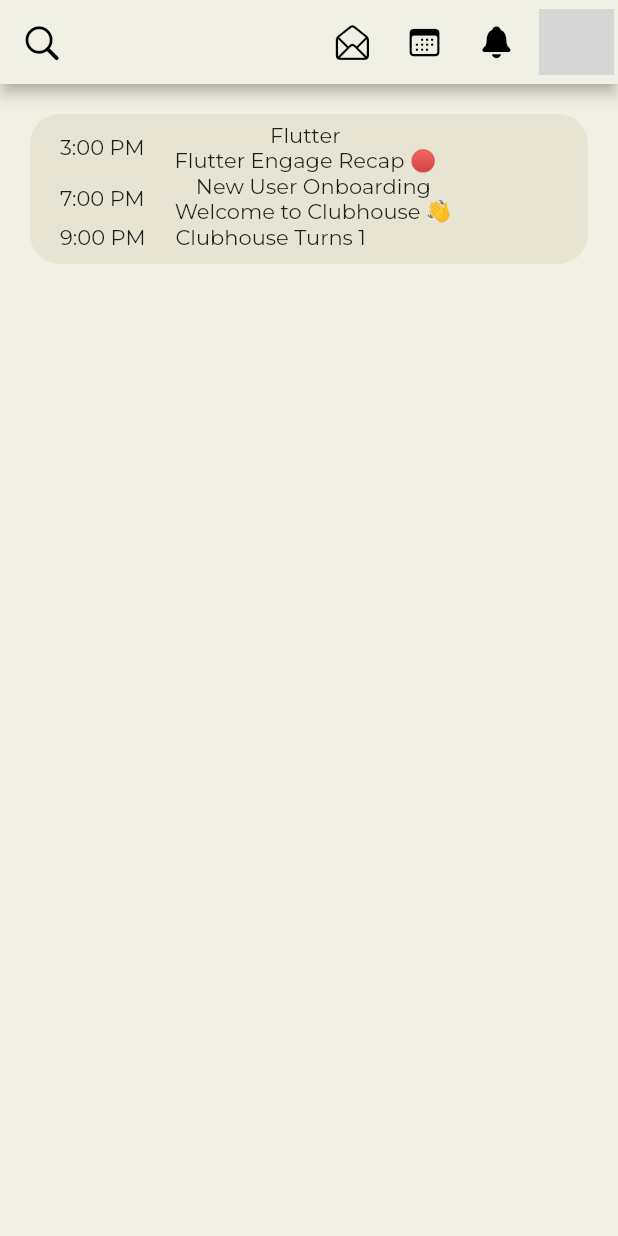
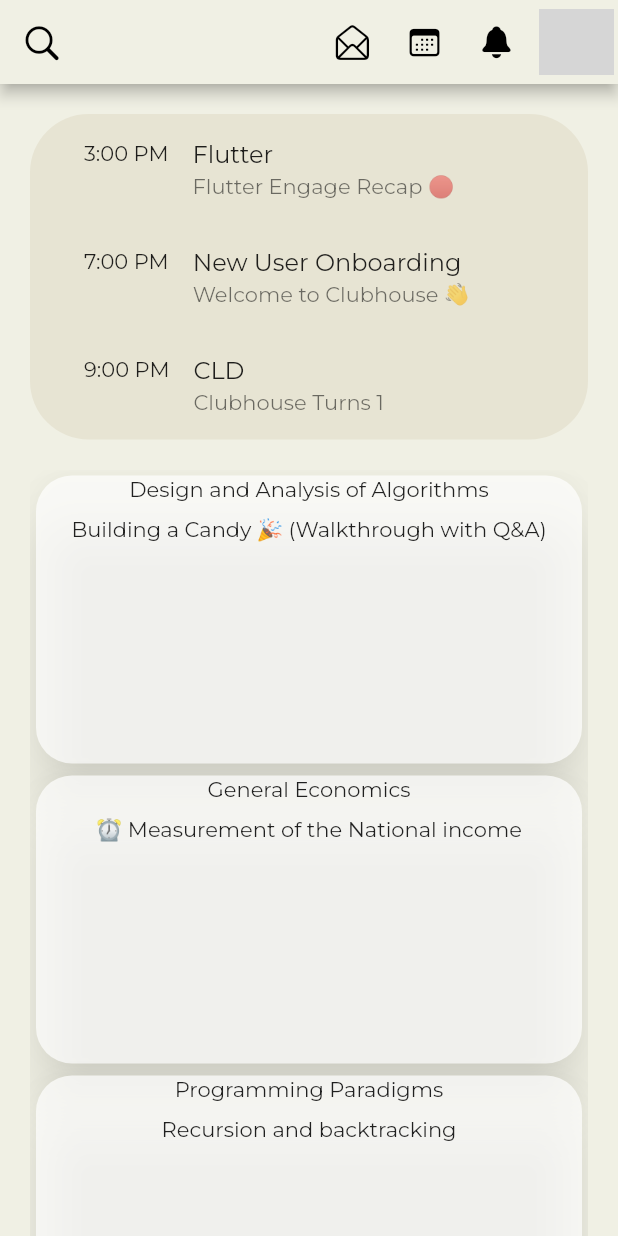
Before and after one commit to stinekamau/MeetingHub, a Flutter app: the screen it shows after launch, on a phone screen of 412 x 824 dp. Run offline on Flutter 3.47's test engine with Material 2 defaults, Android fonts, the phone set to English and light mode, and no system bars; our stand-ins replace google_fonts; network calls fail; grey boxes are pictures that could not be loaded.

Commit message:
Implemented listview of the room details

```diff
--- a/lib/data.dart
+++ b/lib/data.dart
@@ -125,6 +125,11 @@
     name: 'Clubhouse Turns 1',
     time: '9:00 PM',
   ),
+  Room(
+    club: 'Hiring and Sales agency',
+    name: 'Recruitment',
+    time: '12.00 PM',
+  ),
 ];
 
 final List<Room> roomsList = [
@@ -149,4 +154,35 @@
     followedBySpeakers: List<User>.from(_allUsers)..shuffle(),
     others: List<User>.from(_allUsers)..shuffle(),
   ),
+  Room(
+    club: 'Design And Analysis of Algorithms',
+    name: 'Splay Tree',
+    speakers: (List<User>.from(_allUsers)..shuffle()).getRange(0, 4).toList(),
+    followedBySpeakers: List<User>.from(_allUsers)..shuffle(),
+    others: List<User>.from(_allUsers)..shuffle(),
+  ),
+  Room(
+    club: 'Computer Organization',
+    name: 'Deploying the RAID System ',
+    speakers: (List<User>.from(_allUsers)..shuffle()).getRange(0, 4).toList(),
+    followedBySpeakers: List<User>.from(_allUsers)..shuffle(),
+    others: List<User>.from(_allUsers)..shuffle(),
+  ),
+  Room(
+    club: 'Systems Programming',
+    name: 'Implementing a C Program',
+    speakers: (List<User>.from(_allUsers)..shuffle()).getRange(0, 4).toList(),
+    followedBySpeakers: List<User>.from(_allUsers)..shuffle(),
+    others: List<User>.from(_allUsers)..shuffle(),
+  ),
+
+  Room(
+    club: 'Software Engineering',
+    name: 'Testing and Implementation',
+    speakers: (List<User>.from(_allUsers)..shuffle()).getRange(0, 4).toList(),
+    followedBySpeakers: List<User>.from(_allUsers)..shuffle(),
+    others: List<User>.from(_allUsers)..shuffle(),
+  ),
+
+
 ];
--- a/lib/screens/home_screen.dart
+++ b/lib/screens/home_screen.dart
@@ -52,6 +52,8 @@
         padding: EdgeInsets.fromLTRB(20.0, 20.0, 20.0, 140.0),
         children: [
           UpcomingRooms(upcoming: upcomingRoomsList),
+          SizedBox(height:20),
+          ExistingRoom(rl: roomsList),
         ],
       ),
     );
--- /dev/null
+++ b/lib/widgets/existing_rooms.dart
@@ -0,0 +1,65 @@
+import 'package:flutter/material.dart';
+import 'package:club_house/widgets/widgets.dart';
+import 'package:club_house/data.dart';
+import 'package:club_house/config/palette.dart';
+import 'package:flutter/cupertino.dart';
+
+class ExistingRoom extends StatelessWidget
+{
+  final  List<Room> rl;
+
+  const ExistingRoom({
+    Key? key,
+    required this.rl,
+}):super(key:key);
+
+  @override
+  Widget build(BuildContext context) {
+    // TODO: implement build
+
+    return Container(
+      height: 800,
+      child: ListView.builder(
+        itemCount: rl.length,
+        itemBuilder: (BuildContext context,int i)
+        {
+          return SizedBox(
+            height: 200,
+            child: Card(
+              elevation: 15,
+              shape: RoundedRectangleBorder(
+                borderRadius: BorderRadius.circular(24.0),
+              ),
+              color: Colors.white70,
+              shadowColor: Colors.black54,
+
+              child: Column(
+                children: [
+                  Row(
+                    mainAxisAlignment: MainAxisAlignment.center,
+                    children: [
+                      Text('${rl[i].club}')
+                    ],
+                  ),
+                  SizedBox(height: 10,),
+                  Row(
+                    mainAxisAlignment: MainAxisAlignment.spaceEvenly,
+                    children: [
+                      Text('${rl[i].name}')
+                    ],
+                  ),
+                  SizedBox(height: 10,),
+
+
+                ],
+              ),
+
+            ),
+          );
+        },
+      ),
+    );
+
+  }
+
+}
--- a/lib/widgets/upcoming_rooms.dart
+++ b/lib/widgets/upcoming_rooms.dart
@@ -1,6 +1,7 @@
 import 'package:club_house/config/palette.dart';
 import 'package:flutter/cupertino.dart';
 import 'package:club_house/data.dart';
+import 'package:flutter/material.dart';
 
 class UpcomingRooms extends StatelessWidget
 {
@@ -16,12 +17,74 @@
   @override
   Widget build(BuildContext context) {
     return Container(
+      decoration: BoxDecoration(
+        color: Palette.secondaryBackground,
+        borderRadius: BorderRadius.circular(39),
+      ),
+      child:  Padding(
+        padding: EdgeInsets.only(left:20,top:1),
+        child: Column(
+
+          children: [
+            ListTile(
+              leading: Text('${upcoming[0].time}'),
+              title: upcoming[0].club.isNotEmpty?Text('${upcoming[0].club}'): Text("CLD"),
+              subtitle: Text('${upcoming[0].name}'),
+
+            ),
+            ListTile(
+              leading: Text('${upcoming[1].time}'),
+              title: upcoming[1].club.isNotEmpty?Text('${upcoming[1].club}'): Text("CLD"),
+              subtitle: Text('${upcoming[1].name}'),
+
+            ),
+            ListTile(
+              leading: Text('${upcoming[2].time}'),
+              title: upcoming[2].club.isNotEmpty?Text('${upcoming[2].club}'): Text("CLD"),
+              subtitle: Text('${upcoming[2].name}'),
+
+            ),
+          ],
+
+        ),
+
+
+
+
+      // return Container(
+            //   child: Row(
+            //     children: [
+            //      Text( '${upcoming[index].time}'),
+            //       SizedBox(width: 20),
+            //       Column(
+            //         children:[
+            //           if(upcoming[index].club.isNotEmpty) Text('${upcoming[index].club}'),
+            //           Text('${upcoming[index].name}'),
+            //         ],
+            //
+            //       ),
+            //     ],
+            //   ),
+            //
+            //
+            // );
+
+
+
+
+
+
+      ),
+
+    );
+    return Container(
       height: 100,
       // color: Palette.secondaryBackground,
       decoration: BoxDecoration(
         color: Palette.secondaryBackground,
         borderRadius: BorderRadius.circular(20.0),
       ),
+
       child: Padding(
         padding: EdgeInsets.only(left:20,top:5),
         child: Column(
@@ -38,6 +101,9 @@
                       Text(e.name)
                     ],
                   ),
+                  SizedBox(
+                    height: 20,
+                  )
                 ],
               )
           ).toList()
--- a/lib/widgets/widgets.dart
+++ b/lib/widgets/widgets.dart
@@ -1,2 +1,3 @@
 export 'user_profile.dart';
 export 'upcoming_rooms.dart';
+export 'existing_rooms.dart';
```
